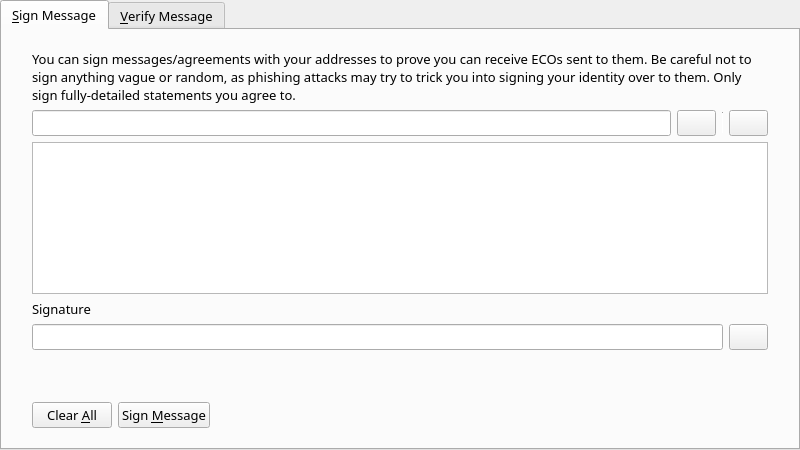
The window that src/qt/forms/signverifymessagedialog.ui (ECO-chain/ecochain) describes before a commit, drawn with Qt 5.
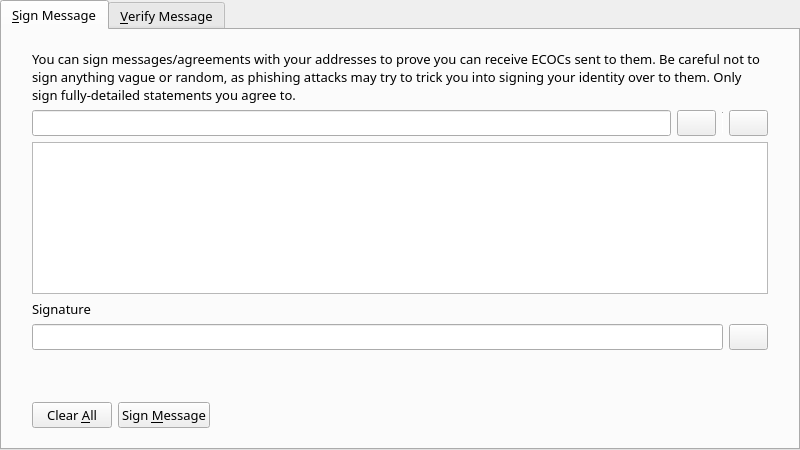
The same window after the commit. Icons and pictures are not drawn. Custom widgets are drawn as their Qt base class.

Patch:
```diff
--- a/src/qt/forms/signverifymessagedialog.ui
+++ b/src/qt/forms/signverifymessagedialog.ui
@@ -74,7 +74,7 @@
          <item>
           <widget class="QLabel" name="infoLabel_SM">
            <property name="text">
-            <string>You can sign messages/agreements with your addresses to prove you can receive ECOs sent to them. Be careful not to sign anything vague or random, as phishing attacks may try to trick you into signing your identity over to them. Only sign fully-detailed statements you agree to.</string>
+            <string>You can sign messages/agreements with your addresses to prove you can receive ECOCs sent to them. Be careful not to sign anything vague or random, as phishing attacks may try to trick you into signing your identity over to them. Only sign fully-detailed statements you agree to.</string>
            </property>
            <property name="textFormat">
             <enum>Qt::PlainText</enum>
```
